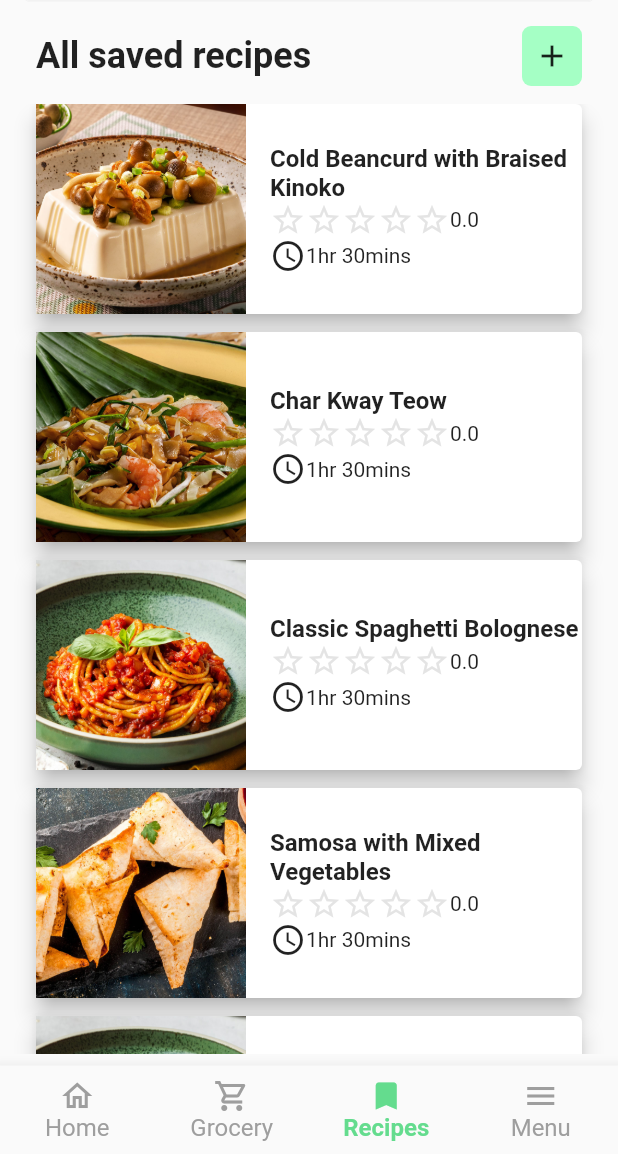
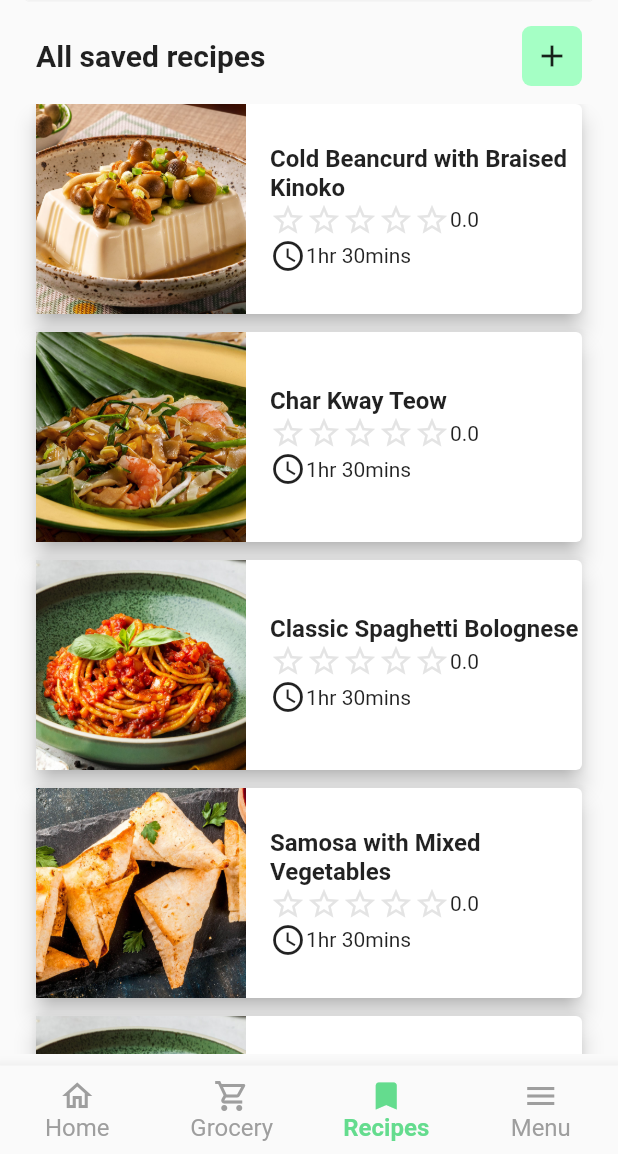
Before and after one commit to Soupfullyy/flutter-goodcook, a Flutter app: the Navigation screen opened directly, item 3 of the bottom bar chosen, on a phone screen of 412 x 824 dp, the part 82-1236 px from its top. Run offline on Flutter 3.47's test engine with Material 2 defaults, Android fonts, the phone set to English and light mode, and no system bars; our stand-ins replace dotted_border, google_fonts; accounts and stored records are empty.

Commit message:
Clean up and fix styling

```diff
--- a/lib/screens/home.dart
+++ b/lib/screens/home.dart
@@ -66,7 +66,7 @@ class _HomePageState extends State<HomePage> with SingleTickerProviderStateMixin
                 children: [
                   Text(
                     'Home',
-                    style: TextStyle(fontSize: 24, fontWeight: FontWeight.bold),
+                    style: TextStyle(fontSize: 20, fontWeight: FontWeight.bold),
                   ),
                   CustomInk(),
                 ],
@@ -155,7 +155,7 @@ class SmallCard extends StatelessWidget {
         crossAxisAlignment: CrossAxisAlignment.center,
         children: [
           Container(
-            constraints: BoxConstraints.tight(const Size.fromHeight(130)),
+            constraints: BoxConstraints.tight(const Size.fromHeight(118)),
             child: Image.asset(
               'assets/images/$img',
               fit: BoxFit.cover,
--- a/lib/screens/recipes.dart
+++ b/lib/screens/recipes.dart
@@ -1,6 +1,7 @@
 import 'package:flutter/material.dart';
-import 'package:flutter_goodcook/widgets/star.dart';
 import 'package:flutter_goodcook/widgets/custom_ink.dart';
+
+import '../widgets/card.dart';
 
 class RecipePage extends StatefulWidget {
   const RecipePage({super.key});
@@ -52,7 +53,7 @@ class _RecipePageState extends State<RecipePage>
               children: [
                 Text(
                   'All saved recipes',
-                  style: TextStyle(fontSize: 24, fontWeight: FontWeight.bold),
+                  style: TextStyle(fontSize: 20, fontWeight: FontWeight.bold),
                 ),
                 // for add button
                 CustomInk(),
@@ -86,60 +87,7 @@ class _RecipePageState extends State<RecipePage>
   }
 }
 
-class LargeCard extends StatelessWidget {
-  final String img;
-  final String title;
-  const LargeCard({super.key, required this.img, required this.title});
 
-  @override
-  Widget build(BuildContext context) {
-    return SizedBox(
-      // constraints: BoxConstraints.tight(Size(200, 200)),
-      height: 140,
-      child: Card(
-        elevation: 6.0,
-        margin: const EdgeInsets.all(0.0),
-        child: Row(
-          crossAxisAlignment: CrossAxisAlignment.center,
-          children: [
-            Image(
-              image: AssetImage('assets/images/$img'),
-              fit: BoxFit.cover,
-              height: 140,
-              width: 140,
-            ),
-            // act as padding for text after image
-            const SizedBox(width: 16, height: 16),
-            // to wrap long text based on cross-axis
-            Expanded(
-              child: Column(
-                crossAxisAlignment: CrossAxisAlignment.start,
-                mainAxisAlignment: MainAxisAlignment.center,
-                children: [
-                  Flexible(
-                      child: Text(
-                    title,
-                    style: const TextStyle(
-                        fontSize: 16,
-                        fontWeight: FontWeight.bold,
-                        overflow: TextOverflow.visible),
-                    maxLines: 2,
-                  )),
-                  const StarRating(
-                    onRatingChanged: null,
-                  ),
-                  const Row(
-                    children: [Icon(Icons.access_time), Text('1hr 30mins')],
-                  )
-                ],
-              ),
-            ),
-          ],
-        ),
-      ),
-    );
-  }
-}
 
 // class FadingMask extends StatelessWidget {
 //   final Widget? child;
--- a/lib/screens/signup.dart
+++ b/lib/screens/signup.dart
@@ -121,6 +121,9 @@ class _SignUpState extends State<SignUp> {
                       fontSize: 16,
                     ),
                   ),
+                  style: FilledButton.styleFrom(
+                    backgroundColor: Colors.black
+                  ),
                 ),
                 TextButton(
                   onPressed: () => Navigator.pop(context),
```
Also changed, not shown: lib/screens/edit_profile.dart (+0 -35 lines).
